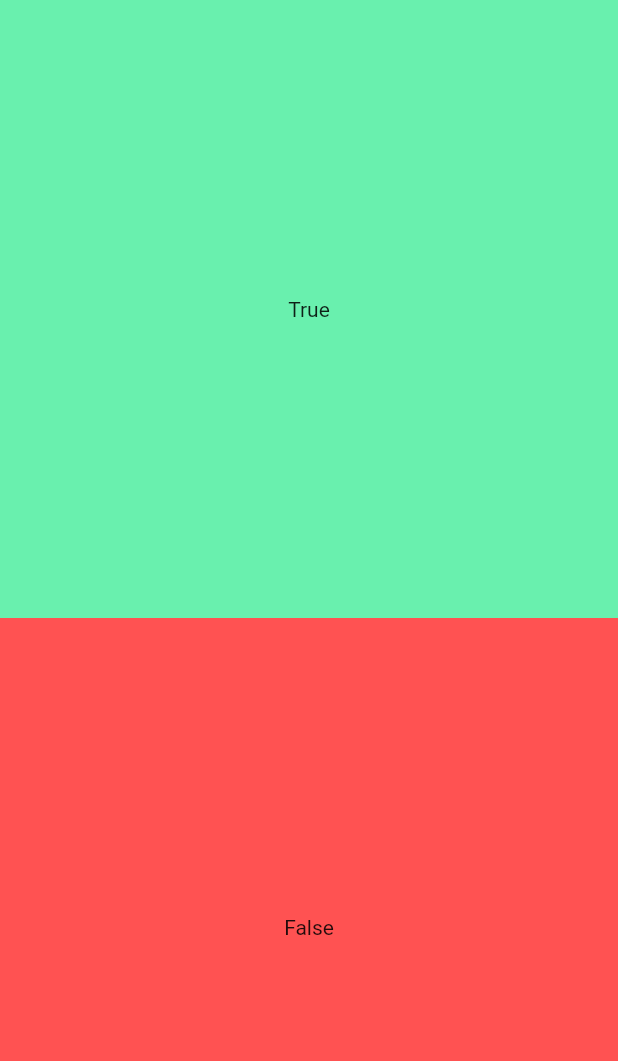
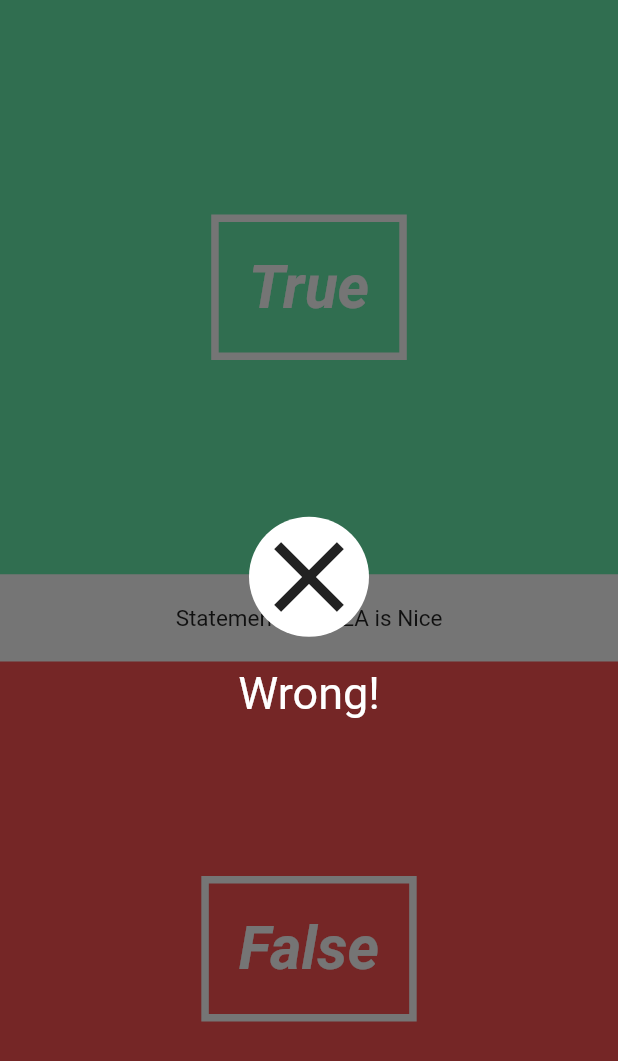
Before and after one commit to hannahlim213/flutter-tutorials, a Flutter app: the screen it shows after launch, on a phone screen of 412 x 824 dp. Shown: the top 1061 px of the screen. Run offline on Flutter 3.47's test engine with Material 2 defaults, Android fonts, the phone set to English and light mode, and no system bars.

Commit message:
Added overlay, icons and animation

```diff
--- a/myapp/lib/UI/answer_button.dart
+++ b/myapp/lib/UI/answer_button.dart
@@ -0,0 +1,31 @@
+import 'package:flutter/material.dart';
+
+class AnswerButton extends StatelessWidget {
+  final bool _answer;
+  final VoidCallback _onTap;
+
+  AnswerButton(this._answer, this._onTap);
+
+  @override
+  Widget build(BuildContext context) {
+    return new Expanded(
+      // true button
+      child: new Material(
+        color: _answer == true ? Colors.greenAccent : Colors.redAccent,
+        child: new InkWell(
+          onTap: () => _onTap(),
+          child: new Center(
+            child: new Container(
+              decoration: new BoxDecoration(
+                border: new Border.all(color: Colors.white, width: 5.0)),
+                padding: new EdgeInsets.all(20.0),
+              child: new Text(_answer == true ? "True" : "False",
+                style: new TextStyle(color: Colors.white, fontSize: 40.0, fontWeight: FontWeight.bold, fontStyle: FontStyle.italic)
+              ),
+            )
+          ),
+        ),
+      ),
+    );
+  }
+}
--- /dev/null
+++ b/myapp/lib/UI/correct_wrong.dart
@@ -0,0 +1,48 @@
+import 'package:flutter/material.dart';
+
+class CorrectWrongOverlay extends StatefulWidget {
+
+  final bool _isCorrect;
+  CorrectWrongOverlay(this._isCorrect);
+
+  @override
+  State createState() => new CorrectWrongOverlayState();
+}
+
+class CorrectWrongOverlayState extends State<CorrectWrongOverlay> with SingleTickerProviderStateMixin {
+
+  Animation<double> _iconAnimation;
+  AnimationController _iconAnimationController;
+
+  @override
+  void initState() {
+    super.initState();
+    _iconAnimationController = new AnimationController(duration: new Duration(seconds: 2), vsync: this);
+  }
+
+  @override
+  Widget build(BuildContext context) {
+    return new Material(
+      color: Colors.black54,
+      child: new InkWell(
+        onTap: () => print("You tapped the overlay"),
+        child: new Column(
+          mainAxisAlignment: MainAxisAlignment.center,
+          children: <Widget>[
+            new Container(
+              decoration: new BoxDecoration(
+                color: Colors.white,
+                shape: BoxShape.circle
+              ),
+              child: new Icon(widget._isCorrect == true ? Icons.done : Icons.clear, size: 80.0),
+            ),
+            new Padding(
+              padding: new EdgeInsets.only(bottom: 20.0),
+            ),
+            new Text(widget._isCorrect == true ? "Correct!" : "Wrong!", style: new TextStyle(color: Colors.white, fontSize: 30.0),)
+          ],
+        ),
+      ),
+    );
+  }
+}
--- /dev/null
+++ b/myapp/lib/UI/question_text.dart
@@ -0,0 +1,42 @@
+import 'package:flutter/material.dart';
+
+class QuestionText extends StatefulWidget {
+
+  final String _question;
+  final int _questionNumber;
+
+  QuestionText(this._question, this._questionNumber);
+
+  @override
+  State createState() => new QuestionTextState();
+}
+
+class QuestionTextState extends State<QuestionText> with SingleTickerProviderStateMixin{
+
+  Animation<double> _fontSizeAnimation;
+  AnimationController _fontSizeAnimationController;
+
+  @override
+  void initState() {
+    super.initState();
+    _fontSizeAnimationController = new AnimationController(duration: new Duration(milliseconds: 500), vsync: this);
+    _fontSizeAnimation = new CurvedAnimation(parent: _fontSizeAnimationController, curve: Curves.bounceOut);
+    _fontSizeAnimation.addListener(() => this.setState(() {}));
+    _fontSizeAnimationController.forward();
+  }
+
+  @override
+  Widget build(BuildContext context) {
+    return  new Material(
+      color: Colors.white,
+      child: new Padding(
+        padding: new EdgeInsets.symmetric(vertical: 20.0),
+        child: new Center(
+          child: new Text( "Statement " + widget._questionNumber.toString() + ": " + widget._question,
+            style: new TextStyle (fontSize: _fontSizeAnimation.value * 15),
+          )
+        )
+      ),
+    );
+  }
+}
--- a/myapp/lib/main.dart
+++ b/myapp/lib/main.dart
@@ -1,9 +1,9 @@
 import 'package:flutter/material.dart';
-import './pages/Landing_page.dart';
-import './pages//quiz_page.dart';
+import './pages/landing_page.dart';
+import './pages/quiz_page.dart';
 
 void main() {
-  runApp( new MaterialApp(
+  runApp(new MaterialApp(
     home: new QuizPage(),
   ));
 }
--- a/myapp/lib/pages/quiz_page.dart
+++ b/myapp/lib/pages/quiz_page.dart
@@ -1,7 +1,11 @@
 import 'package:flutter/material.dart';
 
-// import '../utils/questions.dart';
-// import '../utils/quiz.dart';
+import '../utils/questions.dart';
+import '../utils/quiz.dart';
+
+import '../UI/answer_button.dart';
+import '../UI/question_text.dart';
+import '../UI/correct_wrong.dart';
 
 class QuizPage extends StatefulWidget {
   @override
@@ -12,38 +16,17 @@ class QuizPageState extends State<QuizPage> {
   @override
   Widget build(BuildContext context) {
     return new Stack(
+      fit: StackFit.expand,
       children: <Widget>[
         new Column(
           //This is our main page
           children: <Widget>[
-            new Expanded( // true button
-              child: new Material(
-                color: Colors.greenAccent,
-                child: new InkWell(
-                  onTap: () => print("you answered true"),
-                  child: new Center(
-                      child: new Container(
-                    child: new Text("True"),
-                    )
-                  ),
-                ),
-              ),
-            ),
-             new Expanded( // true button
-              child: new Material(
-                color: Colors.redAccent,
-                child: new InkWell(
-                  onTap: () => print("you answered false"),
-                  child: new Center(
-                      child: new Container(
-                    child: new Text("False"),
-                    )
-                  ),
-                ),
-              ),
-            )
+            new AnswerButton(true, () => print("you answered trueeee")),
+            new QuestionText("pIZZA is Nice", 1),
+            new AnswerButton(false, () => print("you answered falseeee")),
           ],
         ),
+        new CorrectWrongOverlay(false)
       ],
     );
   }
```
